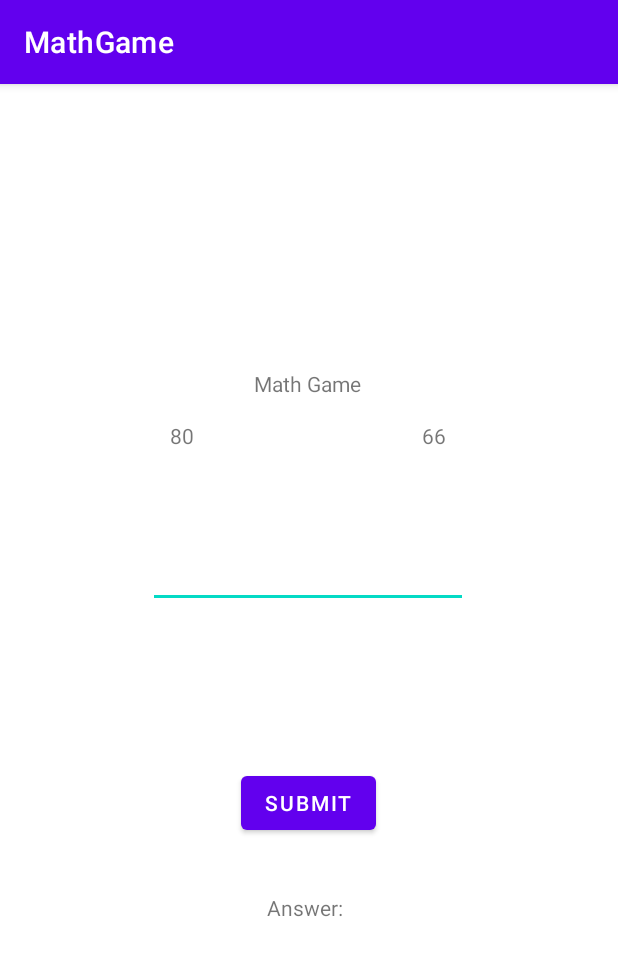
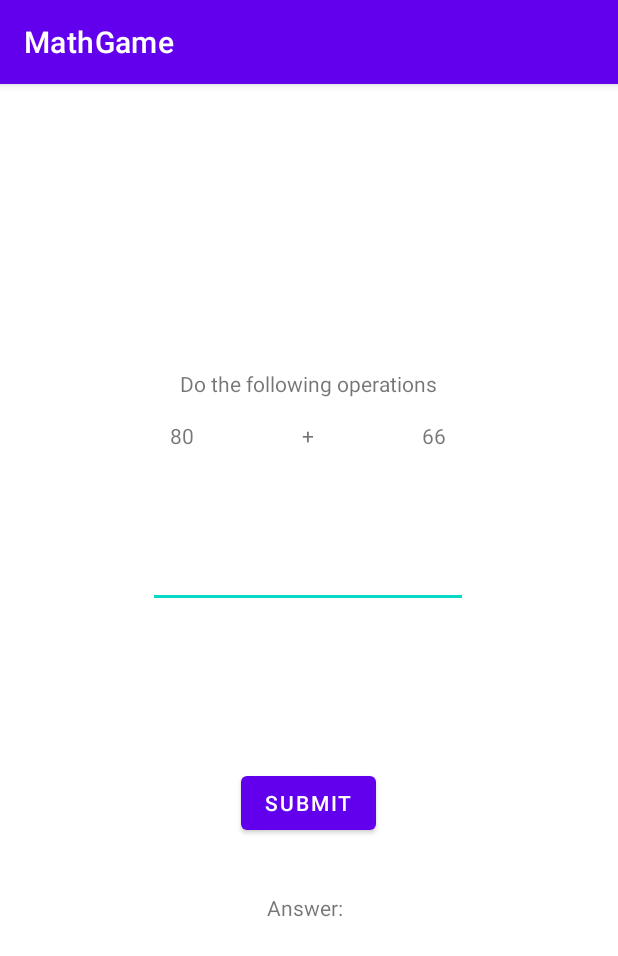
Before and after one commit to huyhoang-8296/MathGame, an Android app: the screen it shows after launch (MainActivity), on a phone screen of 412 x 824 dp. Shown: the top 956 px of the screen. Run offline under Robolectric (Android 15) with nearby library versions, the phone set to English and light mode, and no system bars.

```diff
--- a/app/src/main/res/layout/activity_main.xml
+++ b/app/src/main/res/layout/activity_main.xml
@@ -7,10 +7,10 @@
     tools:context=".MainActivity">
 
     <TextView
-        android:id="@+id/Title"
+        android:id="@+id/textView2"
         android:layout_width="wrap_content"
         android:layout_height="wrap_content"
-        android:text="Math Game"
+        android:text="Do the following operations"
         app:layout_constraintBottom_toBottomOf="parent"
         app:layout_constraintEnd_toEndOf="parent"
         app:layout_constraintHorizontal_bias="0.498"
@@ -89,6 +89,15 @@
         app:layout_constraintTop_toTopOf="parent"
         app:layout_constraintVertical_bias="0.72" />
 
-
+    <TextView
+        android:id="@+id/math_sign"
+        android:layout_width="wrap_content"
+        android:layout_height="wrap_content"
+        android:text="+"
+        app:layout_constraintBottom_toBottomOf="parent"
+        app:layout_constraintEnd_toStartOf="@+id/Number2"
+        app:layout_constraintStart_toEndOf="@+id/Number1"
+        app:layout_constraintTop_toTopOf="@+id/textView2"
+        app:layout_constraintVertical_bias="0.062"/>
 
 </androidx.constraintlayout.widget.ConstraintLayout>
```
Also changed, not shown: app/src/main/java/com/huy/mathgame/MainActivity.java (+32 -0 lines).
